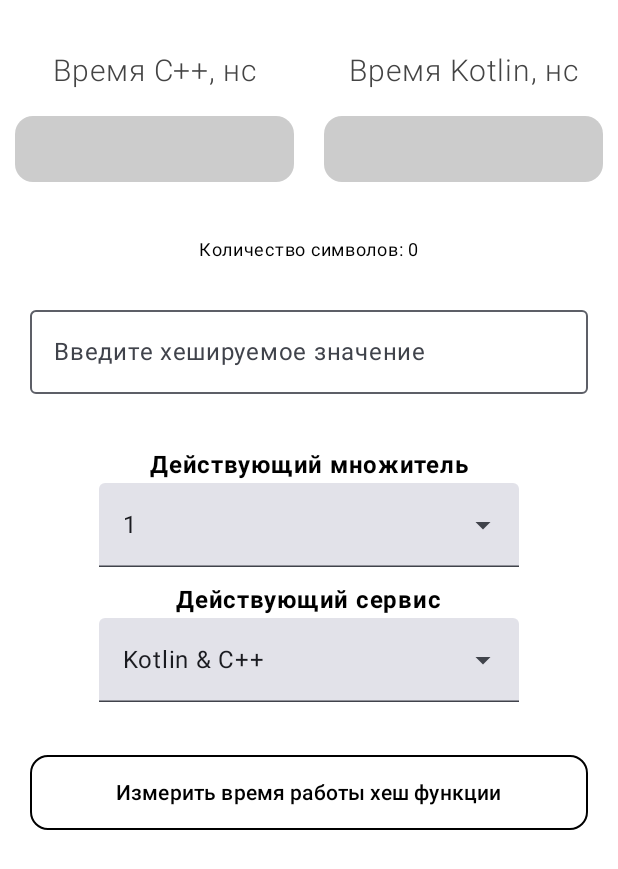
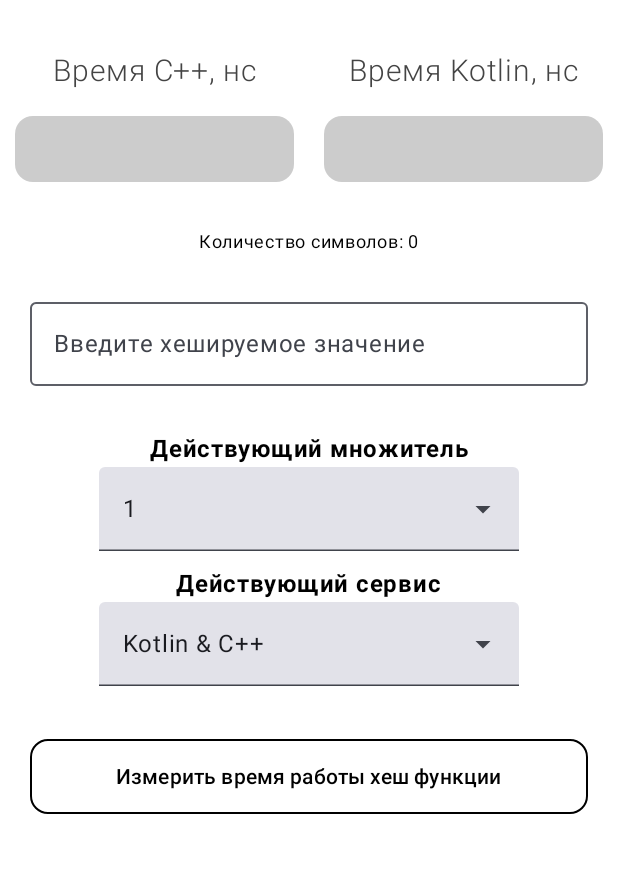
Before and after one commit to heeeyMan/Hash-function-comparator, an Android app built with Jetpack Compose: the screen it shows after launch (MainActivity), on a phone screen of 412 x 824 dp. Shown: the top 869 px of the screen. Run offline under Robolectric (Android 15) with nearby library versions, the phone set to English and light mode, and no system bars; 2 statements that could not run were skipped.

Commit message:
Фикс ui

```diff
--- a/app/src/main/java/com/example/hfc/MainActivity.kt
+++ b/app/src/main/java/com/example/hfc/MainActivity.kt
@@ -3,7 +3,6 @@ package com.example.hfc
 import android.content.Context
 import android.content.Intent
 import android.os.Bundle
-import android.view.WindowManager
 import androidx.activity.ComponentActivity
 import androidx.activity.compose.setContent
 import androidx.compose.foundation.layout.fillMaxSize
@@ -11,6 +10,7 @@ import androidx.compose.material3.MaterialTheme
 import androidx.compose.material3.Surface
 import androidx.compose.runtime.Composable
 import androidx.compose.ui.Modifier
+import androidx.core.view.WindowCompat
 import androidx.navigation.NavHostController
 import androidx.navigation.compose.NavHost
 import androidx.navigation.compose.composable
@@ -31,7 +31,7 @@ class MainActivity : ComponentActivity() {
     private var navController: NavHostController? = null
     override fun onCreate(savedInstanceState: Bundle?) {
         super.onCreate(savedInstanceState)
-        window.setSoftInputMode(WindowManager.LayoutParams.SOFT_INPUT_ADJUST_PAN)
+        WindowCompat.setDecorFitsSystemWindows(window, false)
         setContent {
             HFCTheme {
                 Surface(
--- a/app/src/main/java/com/example/hfc/ui_screens/main/MainScreen.kt
+++ b/app/src/main/java/com/example/hfc/ui_screens/main/MainScreen.kt
@@ -14,13 +14,15 @@ import androidx.compose.foundation.layout.fillMaxSize
 import androidx.compose.foundation.layout.fillMaxWidth
 import androidx.compose.foundation.layout.height
 import androidx.compose.foundation.layout.heightIn
+import androidx.compose.foundation.layout.imePadding
 import androidx.compose.foundation.layout.padding
 import androidx.compose.foundation.layout.size
 import androidx.compose.foundation.layout.wrapContentHeight
-import androidx.compose.foundation.lazy.LazyColumn
+import androidx.compose.foundation.rememberScrollState
 import androidx.compose.foundation.shape.RoundedCornerShape
 import androidx.compose.foundation.text.KeyboardActions
 import androidx.compose.foundation.text.KeyboardOptions
+import androidx.compose.foundation.verticalScroll
 import androidx.compose.material3.ButtonDefaults
 import androidx.compose.material3.CircularProgressIndicator
 import androidx.compose.material3.DropdownMenuItem
@@ -40,7 +42,6 @@ import androidx.compose.runtime.mutableStateOf
 import androidx.compose.runtime.remember
 import androidx.compose.runtime.setValue
 import androidx.compose.ui.Alignment
-import androidx.compose.ui.ExperimentalComposeUiApi
 import androidx.compose.ui.Modifier
 import androidx.compose.ui.graphics.Color
 import androidx.compose.ui.platform.LocalContext
@@ -63,13 +64,13 @@ import kotlinx.coroutines.flow.StateFlow
 
 @Composable
 fun MainScreen(viewModel: MainViewModel) {
-    LazyColumn(
+    Column(
         modifier = Modifier
             .fillMaxSize()
-            .background(Color.White),
+            .background(Color.White)
+            .verticalScroll(rememberScrollState()),
         horizontalAlignment = Alignment.CenterHorizontally
     ) {
-        item {
         Spacer(modifier = Modifier.height(35.dp))
         TableResult(
             timeCppData = viewModel.workingCppTimeText,
@@ -77,7 +78,7 @@ fun MainScreen(viewModel: MainViewModel) {
             isShowCppProgressBar = viewModel.isShowCppProgressBar,
             isShowKotlinProgressBar = viewModel.isShowKotlinProgressBar
         )
-            Spacer(modifier = Modifier.height(15.dp))
+        Spacer(modifier = Modifier.height(10.dp))
         Counter(
             textState = viewModel.inputText,
             multiplierState = viewModel.currentMultiplier,
@@ -87,7 +88,7 @@ fun MainScreen(viewModel: MainViewModel) {
             inputTextState = viewModel.inputText,
             changeInputText = {viewModel.changeInputText(it)}
         )
-            Spacer(modifier = Modifier.height(15.dp))
+        Spacer(modifier = Modifier.height(10.dp))
         Text(
             text = stringResource(id = R.string.current_multiplier),
             color = Color.Black,
@@ -117,7 +118,7 @@ fun MainScreen(viewModel: MainViewModel) {
         ) {
             viewModel.getTimeHashFunction()
         }
-        }
+        Spacer(modifier = Modifier.imePadding())
     }
 }
 
@@ -232,7 +233,7 @@ fun MultiplierExposedDropdownMenuBox(
     }
 }
 
-@OptIn(ExperimentalMaterial3Api::class, ExperimentalComposeUiApi::class)
+@OptIn(ExperimentalMaterial3Api::class)
 @Composable
 fun ServiceExposedDropdownMenuBox(
     currentServiceType: StateFlow<ServiceTypes>,
```
Lines whose indentation alone changed are shown as unchanged.
